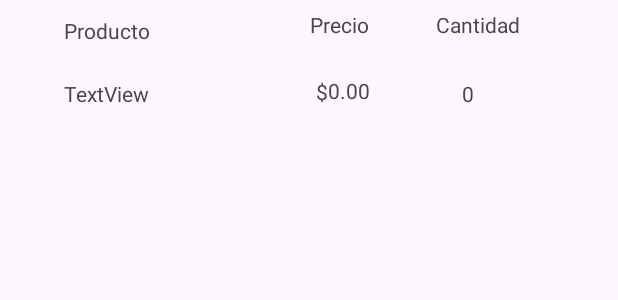
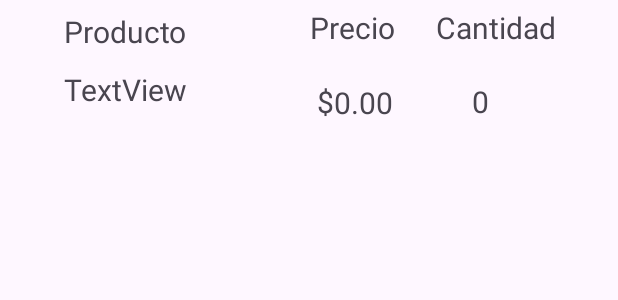
Before and after one commit to UlisesRS1/AppShopList, an Android app: the layout list_element_check.xml on its own in the app's theme, with its tools: preview values and no code run, on a phone screen of 412 x 824 dp. Shown: the top 300 px of the screen. Run offline under Robolectric (Android 15) with nearby library versions, the phone set to English and light mode, and no system bars.

Commit message:
correcion en list element check

```diff
--- a/app/src/main/res/layout/list_element.xml
+++ b/app/src/main/res/layout/list_element.xml
@@ -129,7 +129,7 @@
 
     <TextView
         android:id="@+id/txtNombreDelProductoCheck"
-        android:layout_width="100dp"
+        android:layout_width="90dp"
         android:layout_height="50dp"
         android:layout_marginStart="16dp"
         android:text="TextView"
--- a/app/src/main/res/layout/list_element_check.xml
+++ b/app/src/main/res/layout/list_element_check.xml
@@ -18,7 +18,7 @@
         android:layout_width="wrap_content"
         android:layout_height="wrap_content"
         android:orientation="horizontal"
-        app:layout_constraintGuide_begin="79dp" />
+        app:layout_constraintGuide_begin="93dp" />
 
     <TextView
         android:id="@+id/textView"
@@ -26,6 +26,7 @@
         android:layout_height="wrap_content"
         android:layout_marginStart="16dp"
         android:text="Producto"
+        android:textSize="20sp"
         app:layout_constraintBottom_toTopOf="@+id/guideline"
         app:layout_constraintStart_toStartOf="@+id/guideline9"
         app:layout_constraintTop_toTopOf="@+id/guideline5"
@@ -35,12 +36,13 @@
         android:id="@+id/txtPrecioCheck"
         android:layout_width="wrap_content"
         android:layout_height="wrap_content"
-        android:layout_marginStart="192dp"
+        android:layout_marginStart="196dp"
         android:text="0.00"
+        android:textSize="20sp"
         app:layout_constraintBottom_toTopOf="@+id/guideline7"
         app:layout_constraintStart_toStartOf="@+id/guideline9"
         app:layout_constraintTop_toTopOf="@+id/guideline"
-        app:layout_constraintVertical_bias="0.47" />
+        app:layout_constraintVertical_bias="0.521" />
 
     <TextView
         android:id="@+id/textView3"
@@ -48,6 +50,7 @@
         android:layout_height="wrap_content"
         android:layout_marginStart="180dp"
         android:text="Precio"
+        android:textSize="20sp"
         app:layout_constraintBottom_toTopOf="@+id/guideline"
         app:layout_constraintStart_toStartOf="@+id/guideline9"
         app:layout_constraintTop_toTopOf="@+id/guideline5"
@@ -58,16 +61,18 @@
         android:layout_width="wrap_content"
         android:layout_height="wrap_content"
         android:text="$"
+        android:textSize="20sp"
         app:layout_constraintBottom_toTopOf="@+id/guideline7"
         app:layout_constraintEnd_toStartOf="@+id/txtPrecioCheck"
         app:layout_constraintTop_toTopOf="@+id/guideline" />
 
     <TextView
         android:id="@+id/txtNombreDelProductoCheck"
-        android:layout_width="wrap_content"
-        android:layout_height="wrap_content"
+        android:layout_width="98dp"
+        android:layout_height="44dp"
         android:layout_marginStart="16dp"
         android:text="TextView"
+        android:textSize="20sp"
         app:layout_constraintBottom_toTopOf="@+id/guideline7"
         app:layout_constraintStart_toStartOf="@+id/guideline9"
         app:layout_constraintTop_toTopOf="@+id/guideline"
@@ -91,14 +96,12 @@
         android:id="@+id/txtCantidadProductoCheck"
         android:layout_width="wrap_content"
         android:layout_height="wrap_content"
-        android:layout_marginEnd="96dp"
+        android:layout_marginStart="288dp"
         android:text="0"
+        android:textSize="20sp"
         app:layout_constraintBottom_toTopOf="@+id/guideline7"
-        app:layout_constraintEnd_toEndOf="parent"
-        app:layout_constraintHorizontal_bias="1.0"
         app:layout_constraintStart_toStartOf="@+id/guideline9"
-        app:layout_constraintTop_toBottomOf="@+id/textView4"
-        app:layout_constraintVertical_bias="0.8" />
+        app:layout_constraintTop_toTopOf="@+id/guideline" />
 
     <TextView
         android:id="@+id/textView4"
@@ -106,6 +109,7 @@
         android:layout_height="wrap_content"
         android:layout_marginStart="264dp"
         android:text="Cantidad"
+        android:textSize="20sp"
         app:layout_constraintBottom_toTopOf="@+id/guideline"
         app:layout_constraintStart_toStartOf="@+id/guideline9"
         app:layout_constraintTop_toTopOf="@+id/guideline5"
```
